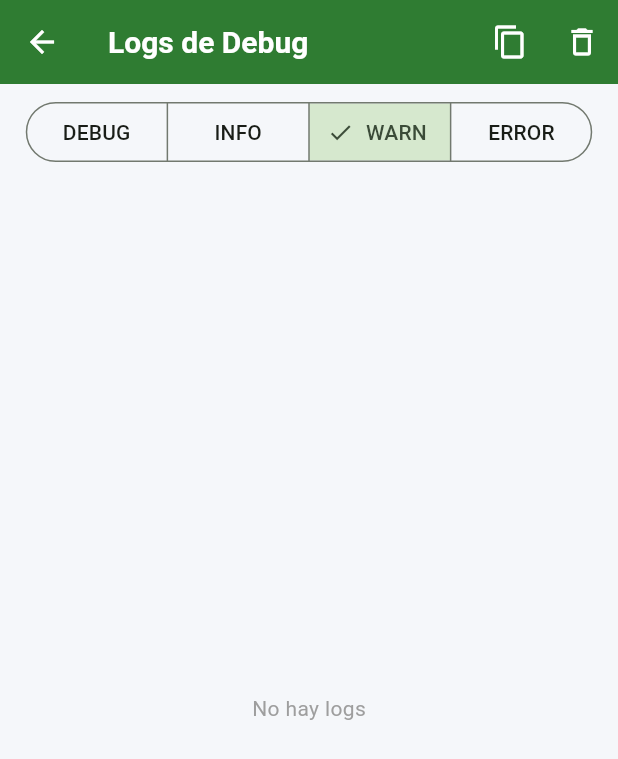
After one commit to Eltocomohco/vet, a Flutter app: the LogsScreen screen opened by its route, after a tap on "INFO", after a tap on "WARN", after a tap on the "delete outline" icon, on a phone screen of 412 x 824 dp. The commit adds this screen. Shown: the top 759 px of the screen. Run offline on Flutter 3.47's test engine with Material 3 defaults, Android fonts, the phone set to English and light mode, and no system bars; our stand-ins replace cloud_firestore, csv, firebase_auth, firebase_core, firebase_storage, flutter_secure_storage and 5 more; missing offline and left inert: universal_html; accounts and stored records are empty.

Commit message:
feat: LoggerService + pantalla de logs para debug
- LoggerService: acumula logs en memoria (debug/info/warn/error)
- LogsScreen: pantalla para ver, filtrar y copiar logs
- AuthProvider: logging en login, registro, carga de usuario
- MascotaService: logging en crear/actualizar/eliminar
- CitaService: logging en crear/actualizar
- ConfiguracionScreen: boton para acceder a Logs

```diff
--- a/lib/app.dart
+++ b/lib/app.dart
@@ -1,6 +1,7 @@
 import 'package:flutter/material.dart';
 import 'screens/screens.dart';
 import 'screens/import_export_screen.dart';
+import 'screens/logs_screen.dart';
 import 'utils/constantes.dart';
 
 class VetClickApp extends StatelessWidget {
@@ -68,6 +69,7 @@ class VetClickApp extends StatelessWidget {
         '/carnet': (_) => const CarnetPublicoScreen(),
         '/importar-exportar': (_) => const ImportExportScreen(),
         '/reserva': (_) => const ReservaPublicaScreen(),
+        '/logs': (_) => const LogsScreen(),
       },
     );
   }
--- a/lib/providers/auth_provider.dart
+++ b/lib/providers/auth_provider.dart
@@ -4,6 +4,7 @@ import 'package:flutter/material.dart';
 import 'package:cloud_firestore/cloud_firestore.dart';
 import 'package:vetmanager/models/usuario.dart';
 import 'package:vetmanager/services/auth_service.dart';
+import 'package:vetmanager/services/logger_service.dart';
 import 'package:vetmanager/utils/constantes.dart';
 
 /// Provider que gestiona el estado de autenticación del usuario
@@ -106,7 +107,7 @@ class AuthProvider extends ChangeNotifier {
         _usuario = Usuario.fromFirestore(doc);
       } else {
         // Usuario existe en Auth pero no en Firestore → crear documento basico
-        debugPrint('Usuario $userId no encontrado en Firestore. Creando documento basico...');
+        LoggerService.warn('Usuario $userId no encontrado en Firestore. Creando documento basico...', tag: 'AUTH');
         final User? currentUser = _authService.currentUser;
         final String email = currentUser?.email ?? '';
         final String nombre = currentUser?.displayName ?? email.split('@').first;
@@ -127,9 +128,11 @@ class AuthProvider extends ChangeNotifier {
             .set(nuevoUsuario.toFirestore());
 
         _usuario = nuevoUsuario;
+        LoggerService.info('Usuario $userId creado automaticamente en Firestore', tag: 'AUTH');
       }
-    } catch (e) {
-      debugPrint('Error al cargar/crear usuario en Firestore: $e');
+    } catch (e, stack) {
+      LoggerService.error('Error al cargar/crear usuario en Firestore',
+          tag: 'AUTH', exception: e, stackTrace: stack);
       _usuario = null;
     }
   }
@@ -156,9 +159,10 @@ class AuthProvider extends ChangeNotifier {
       _cargando = false;
       notifyListeners();
       return false;
-    } catch (e) {
+    } catch (e, stack) {
       _cargando = false;
       notifyListeners();
+      LoggerService.error('Error en login', tag: 'AUTH', exception: e, stackTrace: stack);
       rethrow;
     }
   }
@@ -201,9 +205,10 @@ class AuthProvider extends ChangeNotifier {
       _cargando = false;
       notifyListeners();
       return null;
-    } catch (e) {
+    } catch (e, stack) {
       _cargando = false;
       notifyListeners();
+      LoggerService.error('Error en registro', tag: 'AUTH', exception: e, stackTrace: stack);
       rethrow;
     }
   }
@@ -235,8 +240,9 @@ class AuthProvider extends ChangeNotifier {
 
       _usuario = nuevoUsuario;
       notifyListeners();
-    } catch (e) {
-      debugPrint('Error al crear usuario en Firestore: $e');
+    } catch (e, stack) {
+      LoggerService.error('Error al crear usuario en Firestore',
+          tag: 'AUTH', exception: e, stackTrace: stack);
       throw Exception('Error al crear usuario en Firestore: $e');
     }
   }
--- /dev/null
+++ b/lib/screens/logs_screen.dart
@@ -0,0 +1,179 @@
+import 'package:flutter/material.dart';
+import 'package:flutter/services.dart';
+import '../services/logger_service.dart';
+import '../widgets/custom_app_bar.dart';
+
+class LogsScreen extends StatefulWidget {
+  const LogsScreen({super.key});
+
+  @override
+  State<LogsScreen> createState() => _LogsScreenState();
+}
+
+class _LogsScreenState extends State<LogsScreen> {
+  LogLevel _filtro = LogLevel.debug;
+  final ScrollController _scrollController = ScrollController();
+
+  List<LogEntry> get _logsFiltrados {
+    return LoggerService.logs.where((l) {
+      return l.level.index >= _filtro.index;
+    }).toList().reversed.toList();
+  }
+
+  @override
+  Widget build(BuildContext context) {
+    final logs = _logsFiltrados;
+    final errorCount = LoggerService.errorCount;
+
+    return Scaffold(
+      appBar: CustomAppBar(
+        title: 'Logs de Debug',
+        actions: [
+          if (errorCount > 0)
+            Center(
+              child: Container(
+                margin: const EdgeInsets.only(right: 8),
+                padding: const EdgeInsets.symmetric(horizontal: 8, vertical: 2),
+                decoration: BoxDecoration(
+                  color: Colors.red,
+                  borderRadius: BorderRadius.circular(12),
+                ),
+                child: Text('$errorCount', style: const TextStyle(color: Colors.white, fontSize: 12)),
+              ),
+            ),
+          IconButton(
+            icon: const Icon(Icons.copy),
+            onPressed: _copiarTodo,
+            tooltip: 'Copiar todos los logs',
+          ),
+          IconButton(
+            icon: const Icon(Icons.delete_outline),
+            onPressed: () {
+              LoggerService.clear();
+              setState(() {});
+            },
+            tooltip: 'Limpiar logs',
+          ),
+        ],
+      ),
+      body: Column(
+        children: [
+          // Filtros
+          Padding(
+            padding: const EdgeInsets.all(8),
+            child: SingleChildScrollView(
+              scrollDirection: Axis.horizontal,
+              child: SegmentedButton<LogLevel>(
+                segments: const [
+                  ButtonSegment(value: LogLevel.debug, label: Text('DEBUG')),
+                  ButtonSegment(value: LogLevel.info, label: Text('INFO')),
+                  ButtonSegment(value: LogLevel.warn, label: Text('WARN')),
+                  ButtonSegment(value: LogLevel.error, label: Text('ERROR')),
+                ],
+                selected: {_filtro},
+                onSelectionChanged: (Set<LogLevel> newSelection) {
+                  setState(() {
+                    _filtro = newSelection.first;
+                  });
+                },
+              ),
+            ),
+          ),
+          // Lista de logs
+          Expanded(
+            child: logs.isEmpty
+                ? const Center(child: Text('No hay logs', style: TextStyle(color: Colors.grey)))
+                : ListView.builder(
+                    controller: _scrollController,
+                    itemCount: logs.length,
+                    itemBuilder: (context, index) {
+                      final log = logs[index];
+                      return _LogTile(log: log);
+                    },
+                  ),
+          ),
+        ],
+      ),
+    );
+  }
+
+  void _copiarTodo() {
+    final buffer = StringBuffer();
+    for (final log in LoggerService.logs) {
+      buffer.writeln('[${log.timeFormatted}] [${log.levelName}] ${log.tag}: ${log.message}');
+      if (log.exception != null) buffer.writeln('  EXCEPTION: ${log.exception}');
+    }
+    Clipboard.setData(ClipboardData(text: buffer.toString()));
+    ScaffoldMessenger.of(context).showSnackBar(
+      const SnackBar(content: Text('Logs copiados al portapapeles')),
+    );
+  }
+}
+
+class _LogTile extends StatelessWidget {
+  final LogEntry log;
+
+  const _LogTile({required this.log});
+
+  @override
+  Widget build(BuildContext context) {
+    Color color;
+    switch (log.level) {
+      case LogLevel.debug:
+        color = Colors.grey;
+      case LogLevel.info:
+        color = Colors.blue;
+      case LogLevel.warn:
+        color = Colors.orange;
+      case LogLevel.error:
+        color = Colors.red;
+    }
+
+    return ListTile(
+      dense: true,
+      leading: CircleAvatar(
+        radius: 14,
+        backgroundColor: color.withAlpha(51),
+        child: Text(
+          log.levelName.substring(0, 1),
+          style: TextStyle(fontSize: 10, color: color, fontWeight: FontWeight.bold),
+        ),
+      ),
+      title: Text(log.message, style: const TextStyle(fontSize: 13)),
+      subtitle: Text('${log.timeFormatted} · ${log.tag}', style: const TextStyle(fontSize: 11)),
+      trailing: log.exception != null
+          ? const Icon(Icons.error_outline, color: Colors.red, size: 18)
+          : null,
+      onTap: () {
+        showDialog(
+          context: context,
+          builder: (_) => AlertDialog(
+            title: Text('${log.levelName} · ${log.tag}'),
+            content: SingleChildScrollView(
+              child: SelectableText(
+                'Hora: ${log.timeFormatted}\n'
+                'Tag: ${log.tag}\n'
+                'Mensaje: ${log.message}\n'
+                '${log.exception != null ? '\nEXCEPTION:\n${log.exception}' : ''}'
+                '${log.stackTrace != null ? '\nSTACK TRACE:\n${log.stackTrace}' : ''}',
+                style: const TextStyle(fontSize: 12, fontFamily: 'monospace'),
+              ),
+            ),
+            actions: [
+              TextButton(
+                onPressed: () => Clipboard.setData(ClipboardData(
+                  text: '[${log.timeFormatted}] [${log.levelName}] ${log.tag}: ${log.message}\n${log.exception ?? ''}',
+                )),
+                child: const Text('Copiar'),
+              ),
+              TextButton(
+                onPressed: () => Navigator.pop(context),
+                child: const Text('Cerrar'),
+              ),
+            ],
+          ),
+        );
+      },
+    );
+  }
+}
--- a/lib/screens/screens.dart
+++ b/lib/screens/screens.dart
@@ -8,3 +8,4 @@ export 'configuracion_screen.dart';
 export 'carnet_publico_screen.dart';
 export 'reserva_publica_screen.dart';
 export 'splash_screen.dart';
+export 'logs_screen.dart';
--- a/lib/services/cita_service.dart
+++ b/lib/services/cita_service.dart
@@ -1,5 +1,6 @@
 import 'package:cloud_firestore/cloud_firestore.dart';
 import 'package:vetmanager/models/cita.dart';
+import 'package:vetmanager/services/logger_service.dart';
 import 'package:vetmanager/utils/constantes.dart';
 
 /// Servicio que gestiona las operaciones CRUD de citas veterinarias
@@ -66,8 +67,11 @@ class CitaService {
   /// Actualiza los datos de una cita existente
   Future<void> actualizarCita(Cita cita) async {
     try {
+      LoggerService.info('Actualizando cita: ${cita.id}', tag: 'CITA');
       await _citasCollection.doc(cita.id).update(cita.toFirestore());
-    } catch (e) {
+    } catch (e, stack) {
+      LoggerService.error('Error al actualizar cita ${cita.id}',
+          tag: 'CITA', exception: e, stackTrace: stack);
       throw Exception('Error al actualizar la cita: $e');
     }
   }
--- /dev/null
+++ b/lib/services/logger_service.dart
@@ -0,0 +1,104 @@
+import 'package:flutter/foundation.dart';
+
+/// Servicio de logging simple que acumula mensajes en memoria.
+/// Útil para debuggear en web sin depender de F12.
+class LoggerService {
+  static final List<LogEntry> _logs = [];
+  static const int _maxLogs = 200;
+
+  static List<LogEntry> get logs => List.unmodifiable(_logs);
+
+  static void info(String message, {String? tag}) {
+    _add(LogLevel.info, message, tag: tag);
+  }
+
+  static void warn(String message, {String? tag}) {
+    _add(LogLevel.warn, message, tag: tag);
+  }
+
+  static void error(String message, {String? tag, Object? exception, StackTrace? stackTrace}) {
+    _add(LogLevel.error, message, tag: tag, exception: exception, stackTrace: stackTrace);
+  }
+
+  static void debug(String message, {String? tag}) {
+    if (kDebugMode) {
+      _add(LogLevel.debug, message, tag: tag);
+    }
+  }
+
+  static void _add(LogLevel level, String message, {String? tag, Object? exception, StackTrace? stackTrace}) {
+    final entry = LogEntry(
+      timestamp: DateTime.now(),
+      level: level,
+      tag: tag ?? 'APP',
+      message: message,
+      exception: exception?.toString(),
+      stackTrace: stackTrace?.toString(),
+    );
+
+    _logs.add(entry);
+    if (_logs.length > _maxLogs) {
+      _logs.removeAt(0);
+    }
+
+    // También imprimir a consola
+    final emoji = _emoji(level);
+    final prefix = '[$emoji ${entry.tag}] ${entry.timeFormatted}';
+    debugPrint('$prefix $message');
+    if (exception != null) debugPrint('  EXCEPTION: $exception');
+    if (stackTrace != null) debugPrint('  STACK: $stackTrace');
+  }
+
+  static String _emoji(LogLevel level) {
+    switch (level) {
+      case LogLevel.debug:
+        return '🐛';
+      case LogLevel.info:
+        return 'ℹ️';
+      case LogLevel.warn:
+        return '⚠️';
+      case LogLevel.error:
+        return '🔴';
+    }
+  }
+
+  static void clear() => _logs.clear();
+
+  static int get errorCount => _logs.where((l) => l.level == LogLevel.error).length;
+}
+
+enum LogLevel { debug, info, warn, error }
+
+class LogEntry {
+  final DateTime timestamp;
+  final LogLevel level;
+  final String tag;
+  final String message;
+  final String? exception;
+  final String? stackTrace;
+
+  LogEntry({
+    required this.timestamp,
+    required this.level,
+    required this.tag,
+    required this.message,
+    this.exception,
+    this.stackTrace,
+  });
+
+  String get timeFormatted =>
+      '${timestamp.hour.toString().padLeft(2, '0')}:${timestamp.minute.toString().padLeft(2, '0')}:${timestamp.second.toString().padLeft(2, '0')}.${timestamp.millisecond.toString().padLeft(3, '0')}';
+
+  String get levelName {
+    switch (level) {
+      case LogLevel.debug:
+        return 'DEBUG';
+      case LogLevel.info:
+        return 'INFO';
+      case LogLevel.warn:
+        return 'WARN';
+      case LogLevel.error:
+        return 'ERROR';
+    }
+  }
+}
--- a/lib/services/mascota_service.dart
+++ b/lib/services/mascota_service.dart
@@ -1,5 +1,6 @@
 import 'package:cloud_firestore/cloud_firestore.dart';
 import 'package:vetmanager/models/mascota.dart';
+import 'package:vetmanager/services/logger_service.dart';
 import 'package:vetmanager/utils/constantes.dart';
 
 /// Servicio que gestiona las operaciones CRUD de mascotas
@@ -52,11 +53,15 @@ class MascotaService {
   /// Crea una nueva mascota y retorna su ID
   Future<String> crearMascota(Mascota mascota) async {
     try {
+      LoggerService.info('Creando mascota: ${mascota.nombre} | clinicaId: ${mascota.clinicaId}', tag: 'MASCOTA');
       final DocumentReference docRef = await _mascotasCollection.add(
         mascota.toFirestore(),
       );
+      LoggerService.info('Mascota creada con ID: ${docRef.id}', tag: 'MASCOTA');
       return docRef.id;
-    } catch (e) {
+    } catch (e, stack) {
+      LoggerService.error('Error al crear mascota ${mascota.nombre}',
+          tag: 'MASCOTA', exception: e, stackTrace: stack);
       throw Exception('Error al crear la mascota: $e');
     }
   }
@@ -64,10 +69,14 @@ class MascotaService {
   /// Actualiza los datos de una mascota existente
   Future<void> actualizarMascota(Mascota mascota) async {
     try {
+      LoggerService.info('Actualizando mascota: ${mascota.id} | ${mascota.nombre}', tag: 'MASCOTA');
       await _mascotasCollection
           .doc(mascota.id)
           .update(mascota.toFirestore());
-    } catch (e) {
+      LoggerService.info('Mascota actualizada: ${mascota.id}', tag: 'MASCOTA');
+    } catch (e, stack) {
+      LoggerService.error('Error al actualizar mascota ${mascota.id}',
+          tag: 'MASCOTA', exception: e, stackTrace: stack);
       throw Exception('Error al actualizar la mascota: $e');
     }
   }
@@ -87,8 +96,12 @@ class MascotaService {
   /// Elimina una mascota físicamente de Firestore
   Future<void> eliminarMascota(String mascotaId) async {
     try {
+      LoggerService.info('Eliminando mascota: $mascotaId', tag: 'MASCOTA');
       await _mascotasCollection.doc(mascotaId).delete();
-    } catch (e) {
+      LoggerService.info('Mascota eliminada: $mascotaId', tag: 'MASCOTA');
+    } catch (e, stack) {
+      LoggerService.error('Error al eliminar mascota $mascotaId',
+          tag: 'MASCOTA', exception: e, stackTrace: stack);
       throw Exception('Error al eliminar la mascota: $e');
     }
   }
```
Also changed, not shown: lib/screens/configuracion_screen.dart (+12 -0 lines).
